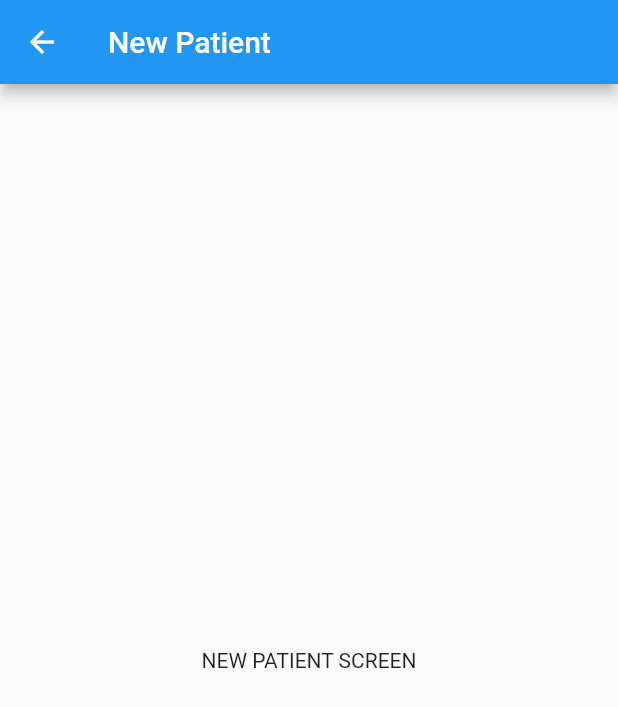
After one commit to chrisly-bear/PEBRApp, a Flutter app: the NewPatientScreen screen opened directly, on a phone screen of 412 x 824 dp. The commit adds this screen. Shown: the top 707 px of the screen. Run offline on Flutter 3.47's test engine with Material 2 defaults, Android fonts, the phone set to English and light mode, and no system bars.

Commit message:
Moved screens to separate files.

```diff
--- /dev/null
+++ b/lib/screens/NewPatientScreen.dart
@@ -0,0 +1,14 @@
+import 'package:flutter/material.dart';
+
+class NewPatientScreen extends StatelessWidget {
+  @override
+  Widget build(BuildContext context) {
+    return Scaffold(
+        appBar: AppBar(
+          title: const Text('New Patient'),
+        ),
+        body: Center(
+          child: Text('NEW PATIENT SCREEN'),
+        ));
+  }
+}
```
Also changed, not shown: lib/main.dart (+6 -21 lines), lib/screens/PatientScreen.dart (added, +14 -0 lines), lib/screens/SettingsScreen.dart (added, +14 -0 lines).
